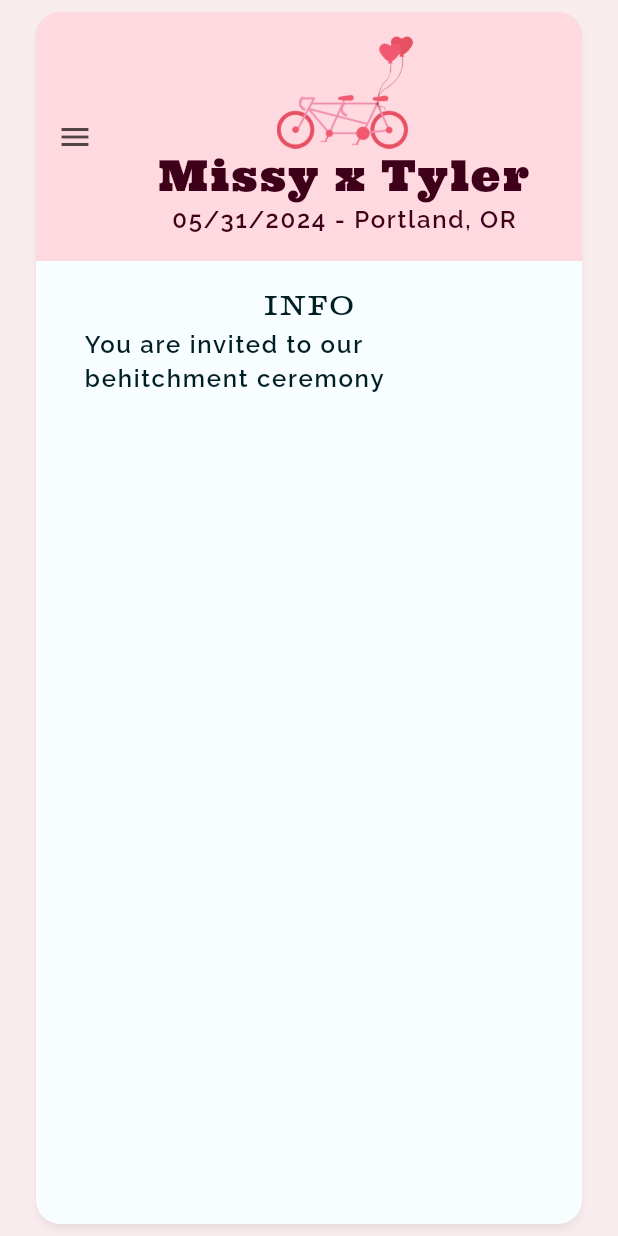
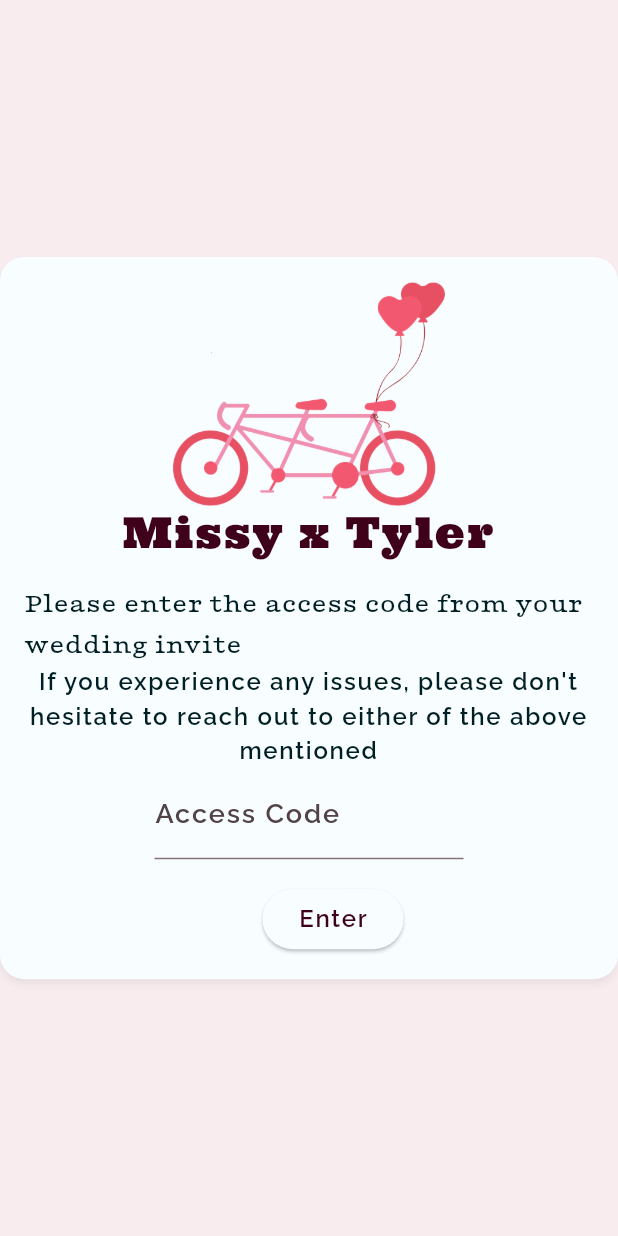
Before and after one commit to TNorbury/wedding_site, a Flutter app: the screen it shows after launch, on a phone screen of 412 x 824 dp. Run offline on Flutter 3.47's test engine with Material 3 defaults, Android fonts, the light colour scheme and no system bars; our stand-ins replace cloud_firestore, firebase_core, flutter_riverpod, freezed_annotation, go_router, localstorage; accounts and stored records are empty; generated files the repository leaves out were written again.

Commit message:
require users to login using an access code

```diff
--- a/lib/common/widgets/input_field.dart
+++ b/lib/common/widgets/input_field.dart
@@ -7,6 +7,7 @@ class InputField extends StatefulWidget {
   final int? maxLines;
   final String? helperText;
   final TextEditingController controller;
+  final String? errorText;
 
   /// called when the value of the input has changed and can be read from the
   /// associated controller
@@ -18,6 +19,7 @@ class InputField extends StatefulWidget {
     required this.onChanged,
     this.maxLines,
     this.helperText,
+    this.errorText,
   }) : super(key: key);
 
   @override
@@ -35,22 +37,24 @@ class _InputFieldState extends State<InputField> {
 
   void _setDebounce() {
     _debounce?.cancel();
-    _debounce = Timer(const Duration(milliseconds: 500), () {
-      widget.onChanged();
-    });
+    _debounce = Timer(
+      const Duration(milliseconds: 500),
+      widget.onChanged,
+    );
   }
 
   @override
   Widget build(BuildContext context) {
-    return TextField(
+    return TextFormField(
       controller: widget.controller,
       decoration: InputDecoration(
         labelText: widget.label,
         helperText: widget.helperText,
+        errorText: widget.errorText,
       ),
       maxLines: widget.maxLines,
       onChanged: (_) => _setDebounce(),
-      onSubmitted: (_) => _setDebounce(),
+      onFieldSubmitted: (_) => _setDebounce(),
       onEditingComplete: () => _setDebounce(),
     );
   }
--- a/lib/main.dart
+++ b/lib/main.dart
@@ -13,17 +13,17 @@ Future<void> main() async {
   runApp(const ProviderScope(child: MyApp()));
 }
 
-class MyApp extends StatelessWidget {
+class MyApp extends ConsumerWidget {
   const MyApp({super.key});
 
   // This widget is the root of your application.
   @override
-  Widget build(BuildContext context) {
+  Widget build(BuildContext context, ref) {
     final lightTheme = themeForBrightness(Brightness.light);
     return MaterialApp.router(
       title: 'Tyler + Missy 4 Ever',
       theme: lightTheme,
-      routerConfig: router,
+      routerConfig: router(ref),
     );
   }
 }
--- a/lib/providers/wedding_guest_provider.dart
+++ b/lib/providers/wedding_guest_provider.dart
@@ -2,6 +2,7 @@ import 'dart:async';
 
 import 'package:flutter_riverpod/flutter_riverpod.dart';
 import 'package:wedding_site/models/wedding_guest.dart';
+import 'package:wedding_site/providers/local_storage_provider.dart';
 import 'package:wedding_site/services/repositories/wedding_guest_repository.dart';
 
 enum SetStatus {
@@ -14,8 +15,7 @@ final setStatusProvider = StateProvider<SetStatus?>((ref) {
 });
 
 final weddingGuestProvider =
-    StateNotifierProvider.autoDispose<WeddingGuestNotifier, WeddingGuest?>(
-        (ref) {
+    StateNotifierProvider<WeddingGuestNotifier, WeddingGuest?>((ref) {
   final weddingGuestNotifier = WeddingGuestNotifier(ref);
   final sub =
       ref.watch(weddingGuestRepositoryProvider).streamCurrentGuest().listen(
@@ -32,6 +32,10 @@ final weddingGuestProvider =
   return weddingGuestNotifier;
 });
 
+final currentAccessCodeProvider = StateProvider<String>((ref) {
+  return "";
+});
+
 class WeddingGuestNotifier extends StateNotifier<WeddingGuest?> {
   final Ref ref;
   WeddingGuestNotifier(this.ref) : super(null);
@@ -40,6 +44,10 @@ class WeddingGuestNotifier extends StateNotifier<WeddingGuest?> {
 
   void setGuest(WeddingGuest guest) {
     state = guest;
+
+    ref
+        .read(localStorageProvider.future)
+        .then((storage) => storage.setItem(kAccessCodeKey, guest.accessCode));
   }
 
   void setIsComing(bool isComing) {
--- /dev/null
+++ b/lib/routes/lock_page/lock_page.dart
@@ -0,0 +1,149 @@
+import 'package:flutter/material.dart';
+import 'package:flutter_riverpod/flutter_riverpod.dart';
+import 'package:wedding_site/common/widgets/input_field.dart';
+import 'package:wedding_site/providers/wedding_guest_provider.dart';
+import 'package:wedding_site/routes/router.dart';
+import 'package:wedding_site/services/repositories/wedding_guest_repository.dart';
+import 'package:wedding_site/theme/theme.dart';
+
+final accessCodeTcProvider = Provider.autoDispose<TextEditingController>((ref) {
+  final tc = TextEditingController();
+
+  ref.onDispose(() {
+    tc.dispose();
+  });
+
+  return tc;
+});
+
+class LockPage extends ConsumerStatefulWidget {
+  const LockPage({super.key});
+
+  @override
+  ConsumerState<ConsumerStatefulWidget> createState() => _LockPageState();
+}
+
+class _LockPageState extends ConsumerState<LockPage> {
+  bool _processingSubmission = false;
+  String? _errorMessage;
+
+  Future<void> _onEnterPressed() async {
+    setState(() {
+      _processingSubmission = true;
+      _errorMessage = null;
+    });
+
+    final enteredCode = ref.read(accessCodeTcProvider).text.trim();
+
+    if (enteredCode.isEmpty) {
+      setState(() {
+        _errorMessage = "Required";
+      });
+    } else {
+      final bool accessCodeValid = await ref
+          .read(weddingGuestRepositoryProvider)
+          .validAccessCode(enteredCode);
+
+      if (!accessCodeValid) {
+        setState(() {
+          _errorMessage = "Invalid Access Code";
+        });
+      } else {
+        ref.read(currentAccessCodeProvider.notifier).state = enteredCode;
+
+        // ignore: use_build_context_synchronously
+        HomePageRouteData().go(context);
+      }
+    }
+
+    if (mounted) {
+      setState(() {
+        _processingSubmission = false;
+      });
+    }
+  }
+
+  @override
+  Widget build(BuildContext context) {
+    return Scaffold(
+      backgroundColor: colorSchemeOf(context).surfaceVariant.withOpacity(0.55),
+      body: LayoutBuilder(builder: (context, c) {
+        return Center(
+          child: Material(
+            borderRadius: BorderRadius.circular(16),
+            clipBehavior: Clip.antiAlias,
+            elevation: 2,
+            shadowColor: Colors.black26,
+            color: colorSchemeOf(context).surface,
+            child: Padding(
+              padding: const EdgeInsets.all(16.0),
+              child: Column(
+                mainAxisSize: MainAxisSize.min,
+                children: [
+                  Flexible(
+                    child: Image.asset(
+                      "assets/tandem-love.png",
+                      height: 150,
+                    ),
+                  ),
+                  Text(
+                    "Missy x Tyler",
+                    style: textThemeOf(context)
+                        .headlineMedium
+                        .withColor(colorSchemeOf(context).onPrimaryContainer),
+                    textAlign: TextAlign.center,
+                  ),
+                  const SizedBox(height: 16),
+                  Text(
+                    "Please enter the access code from your wedding invite",
+                    style: textThemeOf(context).titleMedium,
+                  ),
+                  Text(
+                    "If you experience any issues, please don't hesitate to reach out to either of the above mentioned",
+                    style: textThemeOf(context).bodyMedium,
+                    textAlign: TextAlign.center,
+                  ),
+                  SizedBox(
+                    width: c.maxWidth * .5,
+                    child: InputField(
+                      controller: ref.watch(accessCodeTcProvider),
+                      label: "Access Code",
+                      onChanged: () {
+                        final text = ref.read(accessCodeTcProvider).text;
+                        if (_errorMessage != null && text.isNotEmpty) {
+                          setState(() {
+                            _errorMessage = null;
+                          });
+                        }
+                      },
+                      errorText: _errorMessage,
+                    ),
+                  ),
+                  const SizedBox(height: 16),
+                  Row(
+                    mainAxisAlignment: MainAxisAlignment.center,
+                    mainAxisSize: MainAxisSize.min,
+                    children: [
+                      if (_processingSubmission)
+                        const CircularProgressIndicator(),
+                      const SizedBox(width: 32),
+                      ElevatedButton(
+                        onPressed:
+                            !_processingSubmission ? _onEnterPressed : null,
+                        child: Text(
+                          "Enter",
+                          style: textThemeOf(context).bodyMedium.withColor(
+                              colorSchemeOf(context).onPrimaryContainer),
+                        ),
+                      ),
+                    ],
+                  )
+                ],
+              ),
+            ),
+          ),
+        );
+      }),
+    );
+  }
+}
--- a/lib/routes/route_wrapper.dart
+++ b/lib/routes/route_wrapper.dart
@@ -26,8 +26,7 @@ class RouteWrapper extends StatelessWidget {
     final phone = MediaQuery.of(context).size.width <= 660;
 
     return Scaffold(
-      backgroundColor:
-          Theme.of(context).colorScheme.surfaceVariant.withOpacity(0.55),
+      backgroundColor: colorSchemeOf(context).surfaceVariant.withOpacity(0.55),
       drawer: NavigationDrawer(
         selectedIndex: selectedTab?.index,
         backgroundColor: colorSchemeOf(context).surfaceVariant,
--- a/lib/routes/router.dart
+++ b/lib/routes/router.dart
@@ -1,14 +1,19 @@
 import 'package:flutter/material.dart';
+import 'package:flutter_riverpod/flutter_riverpod.dart';
 import 'package:go_router/go_router.dart';
+import 'package:wedding_site/providers/local_storage_provider.dart';
+import 'package:wedding_site/providers/wedding_guest_provider.dart';
 import 'package:wedding_site/routes/gift_page/gift_page.dart';
-
 import 'package:wedding_site/routes/home_page/home_page.dart';
+import 'package:wedding_site/routes/lock_page/lock_page.dart';
 import 'package:wedding_site/routes/route_wrapper.dart';
 import 'package:wedding_site/routes/rsvp_page/rsvp_page.dart';
 import 'package:wedding_site/routes/venue_page/venue_page.dart';
+import 'package:wedding_site/services/repositories/wedding_guest_repository.dart';
 
 part 'router.g.dart';
 
+GoRouter router(WidgetRef ref) {
   final router = GoRouter(
     initialLocation: HomePageRouteData().location,
     routes: [
@@ -22,6 +27,10 @@ final router = GoRouter(
             _ => null,
           };
 
+          if (state.matchedLocation == LockRouteData().location) {
+            return child;
+          }
+
           return RouteWrapper(
             selectedTab: selectedTab,
             child: child,
@@ -30,12 +39,41 @@ final router = GoRouter(
         routes: $appRoutes,
       ),
     ],
-  redirect: (context, routerState) {
-    // if !signed in, go to login page
+    redirect: (context, routerState) async {
+      final currentlySetAccessCode = ref.read(currentAccessCodeProvider);
+
+      // provider is set, all is valid and good
+      if (currentlySetAccessCode.isNotEmpty) {
+        return null;
+      }
+
+      // check storage for access code
+      final cacheAccessCode = await ref
+          .read(localStorageValueProvider("accessCode").future) as String?;
+
+      debugPrint("code from cache: $cacheAccessCode");
+
+      // no access code
+      if (cacheAccessCode == null || cacheAccessCode.isEmpty) {
+        return "/lock";
+      }
+
+      // check if cache is valid
+      final cacheIsValid = await ref
+          .read(weddingGuestRepositoryProvider)
+          .validAccessCode(cacheAccessCode);
+
+      if (!cacheIsValid) {
+        return "/lock";
+      }
+
+      ref.read(currentAccessCodeProvider.notifier).state = cacheAccessCode;
 
       return null;
     },
   );
+  return router;
+}
 
 class GoRouteCommon extends GoRouteData {
   final Widget page;
@@ -78,3 +116,8 @@ class GiftRouteData extends GoRouteCommon {
 class VenueRouteData extends GoRouteCommon {
   VenueRouteData() : super(page: const VenuePage());
 }
+
+@TypedGoRoute<LockRouteData>(path: "/lock")
+class LockRouteData extends GoRouteCommon {
+  LockRouteData() : super(page: const LockPage());
+}
--- a/lib/services/repositories/wedding_guest_repository.dart
+++ b/lib/services/repositories/wedding_guest_repository.dart
@@ -2,17 +2,24 @@ import 'package:cloud_firestore/cloud_firestore.dart';
 import 'package:flutter/foundation.dart';
 import 'package:flutter_riverpod/flutter_riverpod.dart';
 import 'package:wedding_site/models/wedding_guest.dart';
+import 'package:wedding_site/providers/wedding_guest_provider.dart';
 import 'package:wedding_site/services/firestore_service_provider.dart';
 
 final weddingGuestRepositoryProvider = Provider<WeddingGuestRepository>(
-    (ref) => WeddingGuestRepository(fs: ref.watch(firestoreServiceProvider)));
+  (ref) => WeddingGuestRepository(
+    fs: ref.watch(firestoreServiceProvider),
+    currentAccessCode: ref.watch(currentAccessCodeProvider),
+  ),
+);
 
 class WeddingGuestRepository {
   final FirebaseFirestore fs;
 
   final CollectionReference<WeddingGuest> guestRef;
 
-  WeddingGuestRepository({required this.fs})
+  final String currentAccessCode;
+
+  WeddingGuestRepository({required this.fs, this.currentAccessCode = ""})
       : guestRef = fs.collection("guests").withConverter<WeddingGuest>(
               fromFirestore: (snapshot, options) {
                 final json = snapshot.data()!;
@@ -36,9 +43,12 @@ class WeddingGuestRepository {
   }
 
   Stream<WeddingGuest> streamCurrentGuest() {
+    if (currentAccessCode.isEmpty) {
+      return const Stream.empty();
+    }
+
     return guestRef
-        // TODO: this will be retrieved by lock screen
-        .where("accessCode", isEqualTo: "testtest")
+        .where("accessCode", isEqualTo: currentAccessCode)
         .limit(1)
         .snapshots()
         .map((event) => event.docs.first.data());
--- a/pubspec.yaml
+++ b/pubspec.yaml
@@ -19,6 +19,8 @@ dependencies:
   google_fonts: ^6.1.0
   firebase_core: ^2.25.4
   cloud_firestore: ^4.15.5
+  localstorage: ^4.0.1+4
+  url_launcher: ^6.2.5
 
 dev_dependencies:
   flutter_test:
```
Also changed, not shown: lib/providers/local_storage_provider.dart (added, +17 -0 lines), lib/routes/router.g.dart, lib/theme/breakpoints.dart (line endings or trailing spaces), pubspec.lock. Lines whose indentation alone changed are shown as unchanged.
